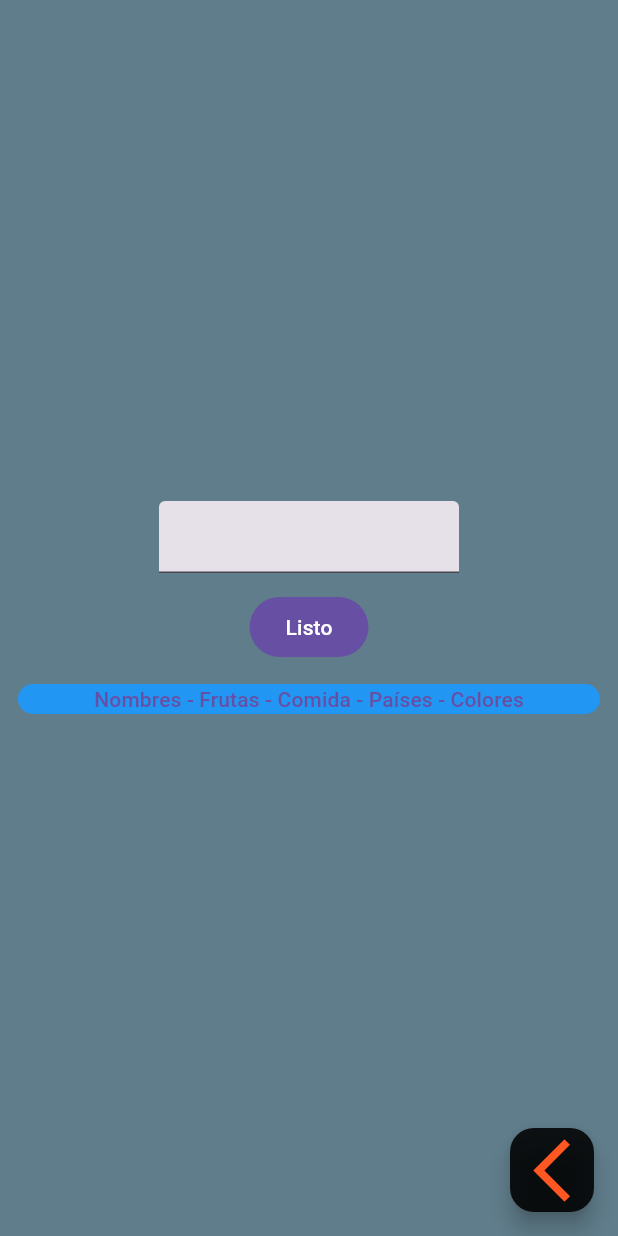
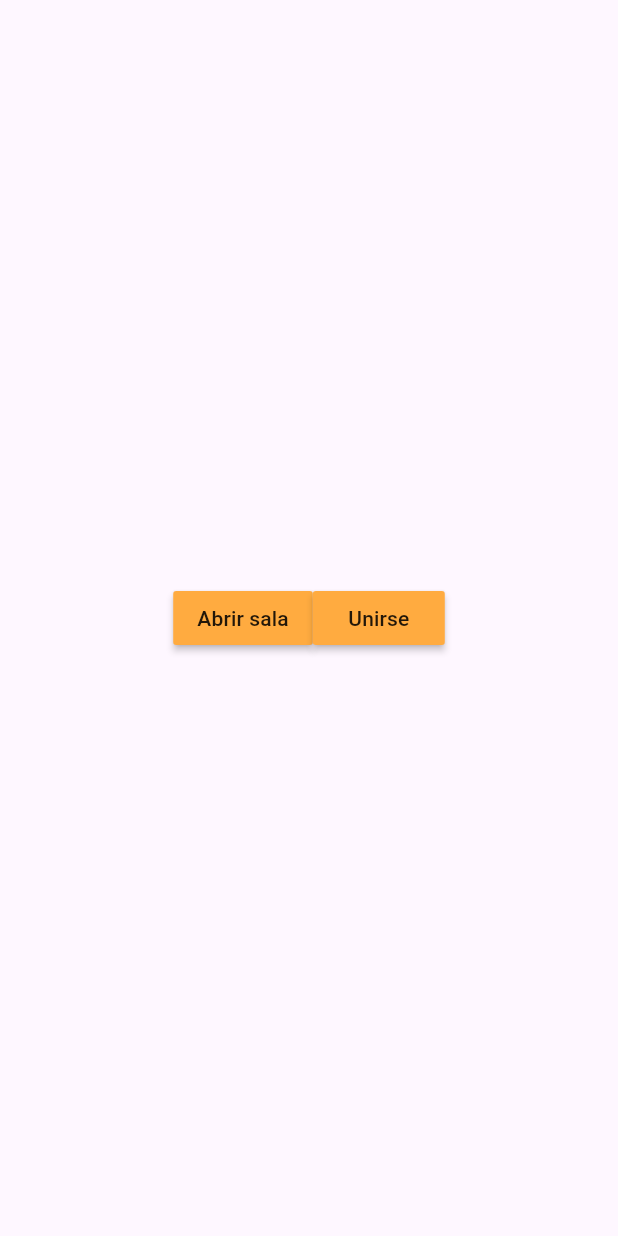
Before and after one commit to vogelFritz/tutti_frutti, a Flutter app: the screen it shows after launch, after a tap on "Iniciar Partida", on a phone screen of 412 x 824 dp. Run offline on Flutter 3.47's test engine with Material 3 defaults, Android fonts, the phone set to English and light mode, and no system bars; our stand-ins replace flutter_dotenv, flutter_riverpod, go_router.

Commit message:
screens, dialogs y sockets modificados

```diff
--- a/lib/config/menu_items/menu_items.dart
+++ b/lib/config/menu_items/menu_items.dart
@@ -4,7 +4,7 @@ final menuItems = <Map<String, dynamic>>[
   {
     'title': 'Iniciar Partida',
     'subTitle': 'Inicia una partida de tutti frutti',
-    'link': '/game_start',
+    'link': '/game_options',
     'icon': const Icon(Icons.gamepad)
   }
 ];
--- a/lib/config/router/app_router.dart
+++ b/lib/config/router/app_router.dart
@@ -1,5 +1,5 @@
 import 'package:go_router/go_router.dart';
-import 'package:tutti_frutti/presentation/screens.dart';
+import 'package:tutti_frutti/presentation/screens/screens.dart';
 
 final appRouter = GoRouter(initialLocation: '/', routes: [
   GoRoute(
@@ -13,5 +13,13 @@ final appRouter = GoRouter(initialLocation: '/', routes: [
   GoRoute(
       name: GameScreen.name,
       path: '/game',
-      builder: (context, state) => const GameScreen())
+      builder: (context, state) => const GameScreen()),
+  GoRoute(
+      name: GameOptionsScreen.name,
+      path: '/game_options',
+      builder: (context, state) => const GameOptionsScreen()),
+  GoRoute(
+      name: WaitingScreen.name,
+      path: '/waiting_screen',
+      builder: (context, state) => const WaitingScreen()),
 ]);
--- a/lib/presentation/screens.dart
+++ /dev/null
@@ -1,5 +0,0 @@
-export 'package:tutti_frutti/presentation/screens/game/game_screen.dart';
-
-export 'package:tutti_frutti/presentation/screens/gameStart/game_start_screen.dart';
-
-export 'package:tutti_frutti/presentation/screens/home/home_screen.dart';
--- /dev/null
+++ b/lib/presentation/screens/game_options_screen.dart
@@ -0,0 +1,34 @@
+import 'package:flutter/material.dart';
+import 'package:tutti_frutti/presentation/widgets/widgets.dart';
+
+class GameOptionsScreen extends StatelessWidget {
+  static String name = 'game_options';
+  const GameOptionsScreen({super.key});
+
+  @override
+  Widget build(BuildContext context) {
+    return Scaffold(
+      body: Center(
+          child: Row(mainAxisAlignment: MainAxisAlignment.center, children: [
+        MaterialButton(
+            onPressed: () {
+              showDialog(
+                context: context,
+                builder: (_) => const NewRoomDialog(),
+              );
+            },
+            color: Colors.orangeAccent,
+            child: const Text('Abrir sala')),
+        MaterialButton(
+            onPressed: () {
+              showDialog(
+                context: context,
+                builder: (_) => const SalasDialog(),
+              );
+            },
+            color: Colors.orangeAccent,
+            child: const Text('Unirse')),
+      ])),
+    );
+  }
+}
--- a/lib/presentation/screens/gameStart/game_start_screen.dart
+++ b/lib/presentation/screens/game_start_screen.dart
@@ -3,7 +3,7 @@ import 'package:flutter_riverpod/flutter_riverpod.dart';
 import 'package:go_router/go_router.dart';
 
 import 'package:tutti_frutti/presentation/providers/field_provider.dart';
-import 'package:tutti_frutti/presentation/screens.dart';
+import 'package:tutti_frutti/presentation/screens/screens.dart';
 import 'package:tutti_frutti/presentation/widgets/buttons.dart';
 
 class GameStartScreen extends ConsumerStatefulWidget {
--- /dev/null
+++ b/lib/presentation/widgets/widgets.dart
@@ -0,0 +1,5 @@
+export 'buttons.dart';
+
+export 'new_room_dialog.dart';
+
+export 'salas_dialog.dart';
```
Also changed, not shown: lib/presentation/providers/socket_provider.dart (+23 -0 lines), lib/presentation/screens/screens.dart (added, +8 -0 lines), lib/presentation/screens/waiting_screen.dart (added, +40 -0 lines), lib/presentation/widgets/new_room_dialog.dart (added, +34 -0 lines), lib/presentation/widgets/salas_dialog.dart (added, +24 -0 lines), lib/presentation/screens/game_screen.dart (renamed from lib/presentation/screens/game/game_screen.dart), lib/presentation/screens/home_screen.dart (renamed from lib/presentation/screens/home/home_screen.dart).
